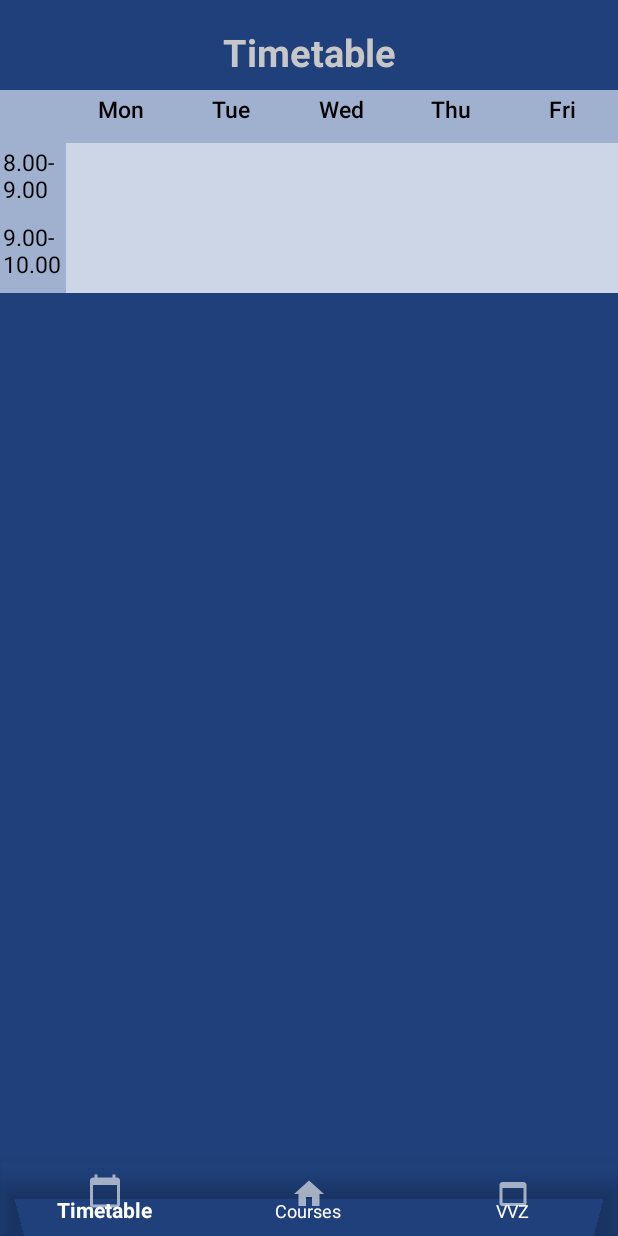
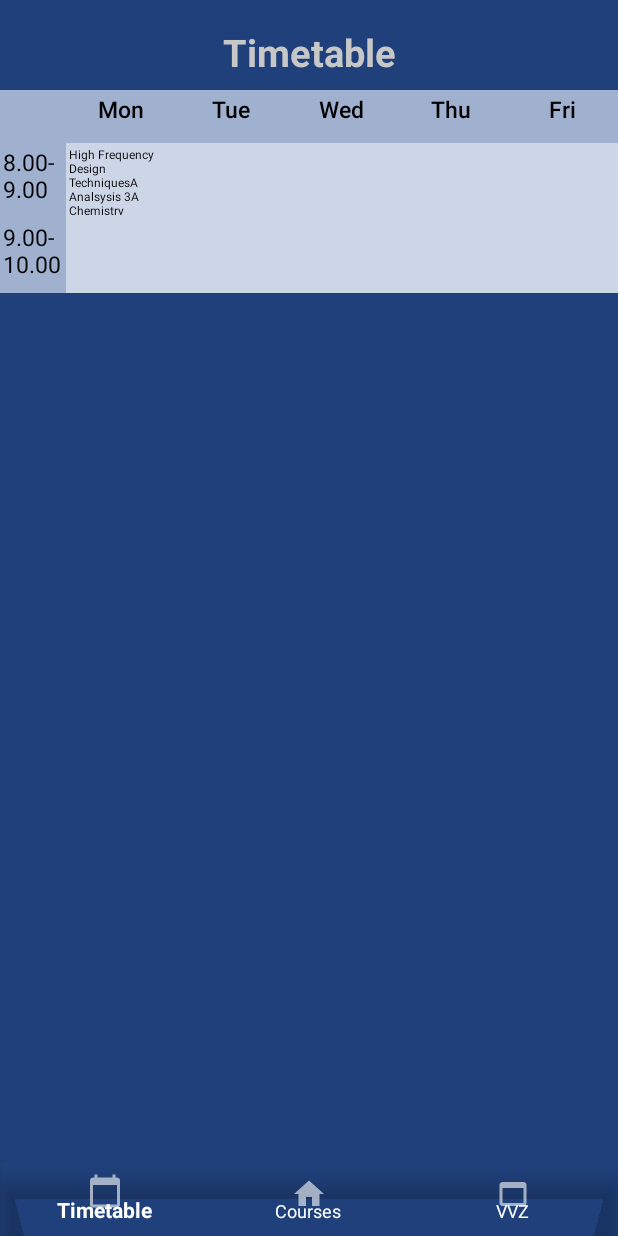
Before and after one commit to moimfeld/AAD2020_Vvz_App_graldij_moimfeld, an Android app: the Timetable screen opened directly, with no data from a screen before it, on a phone screen of 412 x 824 dp. Run offline under Robolectric (Android 15) with nearby library versions, the phone set to English and light mode, and no system bars.

```diff
--- a/app/src/main/res/layout/activity_timetable.xml
+++ b/app/src/main/res/layout/activity_timetable.xml
@@ -197,9 +197,10 @@
                     android:padding="2dip"
                     android:singleLine="false"
                     android:textColor="#000000"
+                    android:text="High Frequency Design TechniquesA\nAnalsysis 3A\nChemistry"
                     app:autoSizeMaxTextSize="18sp"
-                    app:autoSizeMinTextSize="10sp"
-                    app:autoSizeStepGranularity="2sp"
+                    app:autoSizeMinTextSize="8sp"
+                    app:autoSizeStepGranularity="1sp"
                     app:autoSizeTextType="uniform" />
 
                 <TextView
```
Also changed, not shown: app/src/main/java/com/example/aad2020_vvz_app_graldij_moimfeld/Activities/Timetable.java (+24 -6 lines).
